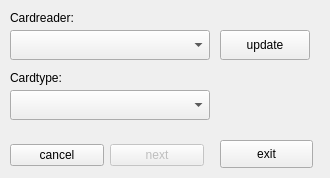
Old version of the form gui/forms/CardConnection.ui in the repository exceptionoff/spmc.
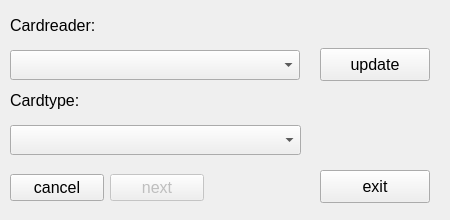
New version of the form.

What changed in the file:
```diff
--- a/gui/forms/CardConnection.ui
+++ b/gui/forms/CardConnection.ui
@@ -6,8 +6,8 @@
    <rect>
     <x>0</x>
     <y>0</y>
-    <width>330</width>
-    <height>178</height>
+    <width>450</width>
+    <height>220</height>
    </rect>
   </property>
   <property name="windowTitle">
@@ -16,12 +16,17 @@
   <widget class="QPushButton" name="updateButton">
    <property name="geometry">
     <rect>
-     <x>220</x>
-     <y>30</y>
-     <width>90</width>
-     <height>30</height>
+     <x>320</x>
+     <y>48</y>
+     <width>110</width>
+     <height>33</height>
     </rect>
    </property>
+   <property name="font">
+    <font>
+     <pointsize>12</pointsize>
+    </font>
+   </property>
    <property name="toolTip">
     <string>Update cardreaders list</string>
    </property>
@@ -42,11 +47,16 @@
    <property name="geometry">
     <rect>
      <x>10</x>
-     <y>30</y>
-     <width>200</width>
+     <y>50</y>
+     <width>290</width>
      <height>30</height>
     </rect>
    </property>
+   <property name="font">
+    <font>
+     <pointsize>12</pointsize>
+    </font>
+   </property>
    <property name="statusTip">
     <string/>
    </property>
@@ -64,11 +74,16 @@
    <property name="geometry">
     <rect>
      <x>10</x>
-     <y>90</y>
-     <width>200</width>
+     <y>125</y>
+     <width>291</width>
      <height>30</height>
     </rect>
    </property>
+   <property name="font">
+    <font>
+     <pointsize>12</pointsize>
+    </font>
+   </property>
    <property name="statusTip">
     <string/>
    </property>
@@ -83,14 +98,19 @@
    <property name="geometry">
     <rect>
      <x>10</x>
-     <y>140</y>
+     <y>170</y>
      <width>194</width>
-     <height>31</height>
+     <height>35</height>
     </rect>
    </property>
    <layout class="QHBoxLayout" name="horizontalLayout">
     <item>
      <widget class="QPushButton" name="cancelButton">
+      <property name="font">
+       <font>
+        <pointsize>12</pointsize>
+       </font>
+      </property>
       <property name="text">
        <string>cancel</string>
       </property>
@@ -101,6 +121,11 @@
       <property name="enabled">
        <bool>false</bool>
       </property>
+      <property name="font">
+       <font>
+        <pointsize>12</pointsize>
+       </font>
+      </property>
       <property name="text">
        <string>next</string>
       </property>
@@ -120,12 +145,17 @@
   <widget class="QPushButton" name="exitButton">
    <property name="geometry">
     <rect>
-     <x>220</x>
-     <y>140</y>
-     <width>93</width>
-     <height>28</height>
+     <x>320</x>
+     <y>170</y>
+     <width>110</width>
+     <height>33</height>
     </rect>
    </property>
+   <property name="font">
+    <font>
+     <pointsize>12</pointsize>
+    </font>
+   </property>
    <property name="text">
     <string>exit</string>
    </property>
@@ -135,10 +165,15 @@
     <rect>
      <x>10</x>
      <y>10</y>
-     <width>90</width>
-     <height>15</height>
+     <width>120</width>
+     <height>30</height>
     </rect>
    </property>
+   <property name="font">
+    <font>
+     <pointsize>12</pointsize>
+    </font>
+   </property>
    <property name="text">
     <string>Cardreader:</string>
    </property>
@@ -147,11 +182,16 @@
    <property name="geometry">
     <rect>
      <x>10</x>
-     <y>70</y>
-     <width>55</width>
-     <height>15</height>
+     <y>85</y>
+     <width>111</width>
+     <height>31</height>
     </rect>
    </property>
+   <property name="font">
+    <font>
+     <pointsize>12</pointsize>
+    </font>
+   </property>
    <property name="text">
     <string>Cardtype:</string>
    </property>
```
Left out of the diff: 8 changed lines with no effect on the pictures.
